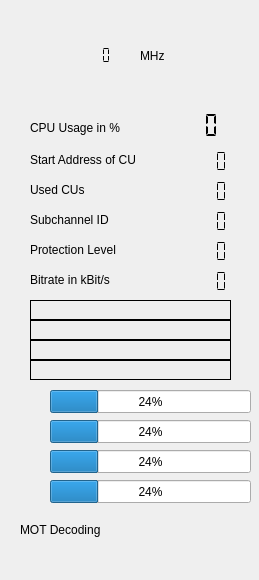
First picture: the form in forms/technical_data.ui, repository JvanKatwijk/qt-dab, before the edit.
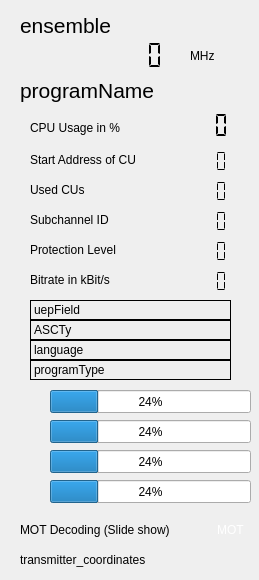
Second picture: the form after the edit.

```diff
--- a/forms/technical_data.ui
+++ b/forms/technical_data.ui
@@ -61,7 +61,7 @@
     <enum>QFrame::Box</enum>
    </property>
    <property name="text">
-    <string/>
+    <string>language</string>
    </property>
   </widget>
   <widget class="QLCDNumber" name="protectionlevelDisplay">
@@ -141,7 +141,7 @@
     <enum>QFrame::Box</enum>
    </property>
    <property name="text">
-    <string/>
+    <string>programType</string>
    </property>
   </widget>
   <widget class="QLabel" name="l6">
@@ -218,7 +218,7 @@
     <enum>QFrame::Box</enum>
    </property>
    <property name="text">
-    <string/>
+    <string>uepField</string>
    </property>
   </widget>
   <widget class="QLabel" name="ASCTy">
@@ -234,7 +234,7 @@
     <enum>QFrame::Box</enum>
    </property>
    <property name="text">
-    <string/>
+    <string>ASCTy</string>
    </property>
   </widget>
   <widget class="QLabel" name="ensemble">
@@ -242,15 +242,20 @@
     <rect>
      <x>20</x>
      <y>10</y>
-     <width>201</width>
-     <height>20</height>
+     <width>231</width>
+     <height>31</height>
     </rect>
    </property>
+   <property name="font">
+    <font>
+     <pointsize>16</pointsize>
+    </font>
+   </property>
    <property name="toolTip">
     <string>&lt;html&gt;&lt;head/&gt;&lt;body&gt;&lt;p&gt;Ensemble Name&lt;/p&gt;&lt;/body&gt;&lt;/html&gt;</string>
    </property>
    <property name="text">
-    <string/>
+    <string>ensemble</string>
    </property>
   </widget>
   <widget class="QLCDNumber" name="frequency">
@@ -258,10 +263,15 @@
     <rect>
      <x>30</x>
      <y>40</y>
-     <width>91</width>
+     <width>141</width>
      <height>31</height>
     </rect>
    </property>
+   <property name="font">
+    <font>
+     <pointsize>12</pointsize>
+    </font>
+   </property>
    <property name="toolTip">
     <string>&lt;html&gt;&lt;head/&gt;&lt;body&gt;&lt;p&gt;Frequency in MHz&lt;/p&gt;&lt;p&gt;Only shown when the input is not a pre-recorded file.&lt;/p&gt;&lt;/body&gt;&lt;/html&gt;</string>
    </property>
@@ -281,7 +291,7 @@
   <widget class="QLabel" name="label_4">
    <property name="geometry">
     <rect>
-     <x>140</x>
+     <x>190</x>
      <y>40</y>
      <width>63</width>
      <height>31</height>
@@ -374,7 +384,7 @@
   <widget class="QLCDNumber" name="cpuMonitor">
    <property name="geometry">
     <rect>
-     <x>150</x>
+     <x>160</x>
      <y>110</y>
      <width>71</width>
      <height>31</height>
@@ -405,20 +415,23 @@
     <string>&lt;html&gt;&lt;head/&gt;&lt;body&gt;&lt;p&gt;&lt;span style=&quot; font-size:14pt;&quot;&gt;Service name&lt;/span&gt;&lt;/p&gt;&lt;/body&gt;&lt;/html&gt;</string>
    </property>
    <property name="text">
-    <string/>
+    <string>programName</string>
    </property>
   </widget>
   <widget class="QLabel" name="motAvailable">
    <property name="geometry">
     <rect>
-     <x>202</x>
+     <x>210</x>
      <y>520</y>
      <width>41</width>
      <height>20</height>
     </rect>
    </property>
    <property name="text">
-    <string/>
+    <string>&lt;html&gt;&lt;head/&gt;&lt;body&gt;&lt;p&gt;&lt;span style=&quot; color:#ffffff;&quot;&gt;MOT&lt;/span&gt;&lt;/p&gt;&lt;/body&gt;&lt;/html&gt;</string>
+   </property>
+   <property name="alignment">
+    <set>Qt::AlignCenter</set>
    </property>
   </widget>
   <widget class="QLabel" name="label_7">
@@ -426,12 +439,12 @@
     <rect>
      <x>20</x>
      <y>520</y>
-     <width>141</width>
+     <width>191</width>
      <height>20</height>
     </rect>
    </property>
    <property name="text">
-    <string>MOT Decoding</string>
+    <string>MOT Decoding (Slide show)</string>
    </property>
   </widget>
   <widget class="QLabel" name="transmitter_coordinates">
@@ -444,7 +457,7 @@
     </rect>
    </property>
    <property name="text">
-    <string/>
+    <string>transmitter_coordinates</string>
    </property>
   </widget>
  </widget>
```
Left out of the diff: 3 changed lines with no effect on the pictures.
